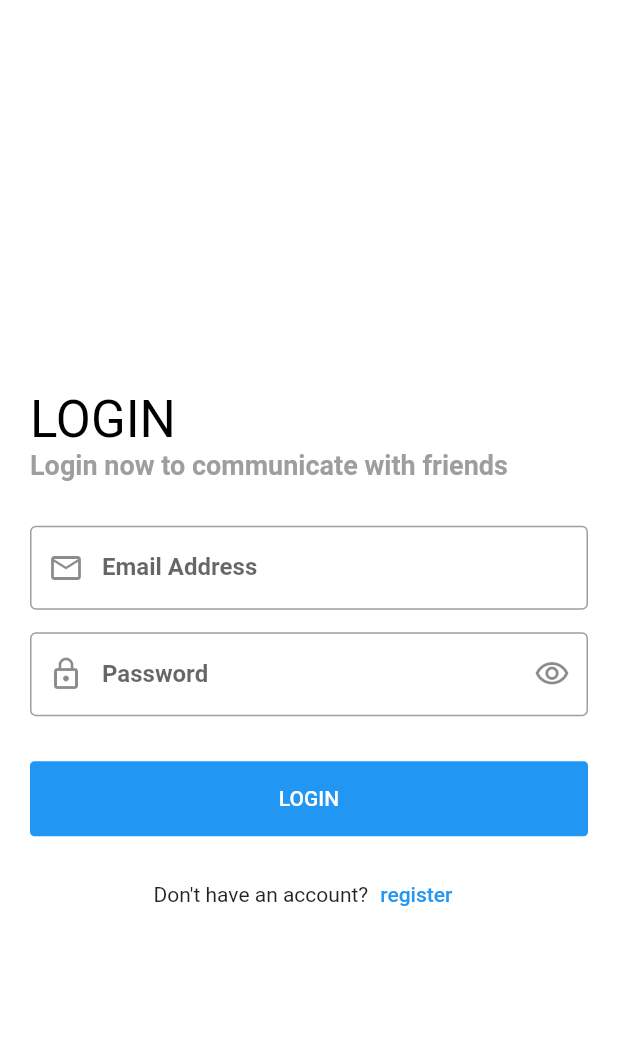
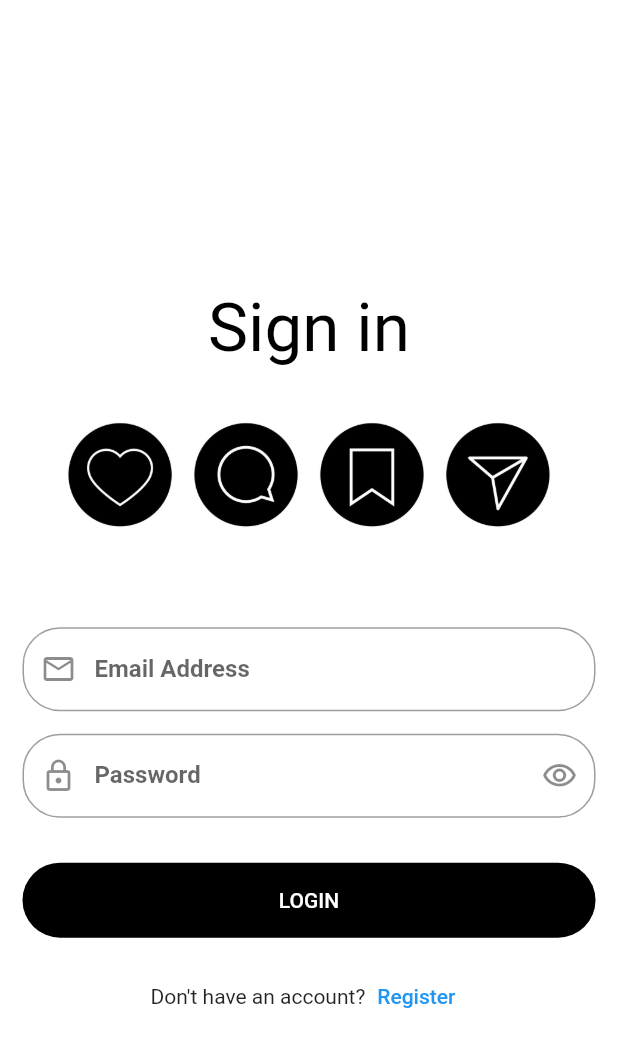
Before and after one commit to MartinaSami/SocialApp, a Flutter app: the screen it shows after launch, on a phone screen of 412 x 824 dp. Shown: the top 1047 px of the screen. Run offline on Flutter 3.47's test engine with Material 2 defaults, Android fonts, the light colour scheme and no system bars; our stand-ins replace bloc, carousel_slider, cloud_firestore, conditional_builder, dio, firebase_auth and 10 more; accounts and stored records are empty.

Commit message:
commit name

```diff
--- a/lib/modules/social_app/social_login/social_login_screen.dart
+++ b/lib/modules/social_app/social_login/social_login_screen.dart
@@ -26,15 +26,12 @@ class SocialLoginScreen extends StatelessWidget {
       create: (BuildContext context) => SocialLoginCubit(),
       child: BlocConsumer<SocialLoginCubit, SocialLoginStates>(
         listener: (context, state) {
-          if(state is SocialLoginErrorState){
+          if (state is SocialLoginErrorState) {
             showToast(text: state.error, state: ToastStates.ERROR);
           }
-          if(state is SocialLoginSuccessState){
-            CacheHelper.saveData(
-                key: 'uId', value: state.uId).then((value) {
-
-              navigateAndFinish(
-                  context, SocialLayout());
+          if (state is SocialLoginSuccessState) {
+            CacheHelper.saveData(key: 'uId', value: state.uId).then((value) {
+              navigateAndFinish(context, SocialLayout());
             });
           }
         },
@@ -44,23 +41,23 @@ class SocialLoginScreen extends StatelessWidget {
             body: Center(
               child: SingleChildScrollView(
                 child: Padding(
-                  padding: const EdgeInsets.all(20.0),
+                  padding: const EdgeInsets.all(15.0),
                   child: Form(
                     key: formKey,
                     child: Column(
                       crossAxisAlignment: CrossAxisAlignment.start,
                       children: [
-                        Text(
-                          'LOGIN',
-                          style: Theme.of(context).textTheme.headline4.copyWith(
-                                color: Colors.black,
-                              ),
+                        Center(
+                          child: Text(
+                            'Sign in',
+                            style:
+                                Theme.of(context).textTheme.headline3.copyWith(
+                                      color: Colors.black,
+                                    ),
+                          ),
                         ),
-                        Text(
-                          'Login now to communicate with friends',
-                          style: Theme.of(context).textTheme.bodyText1.copyWith(
-                                color: Colors.grey,
-                              ),
+                        Container(
+                          child: Image.asset('assets/logo.jpg'),
                         ),
                         SizedBox(
                           height: 30.0,
@@ -140,7 +137,7 @@ class SocialLoginScreen extends StatelessWidget {
                                   SocialRegisterScreen(),
                                 );
                               },
-                              text: 'register',
+                              text: 'Register',
                             ),
                           ],
                         ),
--- a/lib/shared/components/components.dart
+++ b/lib/shared/components/components.dart
@@ -9,9 +9,9 @@ import 'package:udemy_flutter/shared/styles/icon_broken.dart';
 
 Widget defaultButton({
   double width = double.infinity,
-  Color background = Colors.blue,
+  Color background = Colors.black,
   bool isUpperCase = true,
-  double radius = 3.0,
+  double radius = 30.0,
   @required Function function,
   @required String text,
 }) =>
@@ -77,7 +77,12 @@ Widget defaultFormField({
                 ),
               )
             : null,
-        border: OutlineInputBorder(),
+        border: OutlineInputBorder(
+          borderRadius: BorderRadius.circular(25.0),
+          borderSide: BorderSide(
+            width: 5.0,
+          ),
+        ),
       ),
     );
 
@@ -433,7 +438,6 @@ Widget defaultAppBar({
           Navigator.of(context).pop();
         },
         icon: Icon(IconBroken.Arrow___Left_2),
-
       ),
       titleSpacing: 5.0,
       title: Text(title),
```
Also changed, not shown: lib/main.dart (+15 -12 lines), lib/modules/social_app/social_register/social_register_screen.dart (+10 -10 lines), assets/logo.jpg (added).
